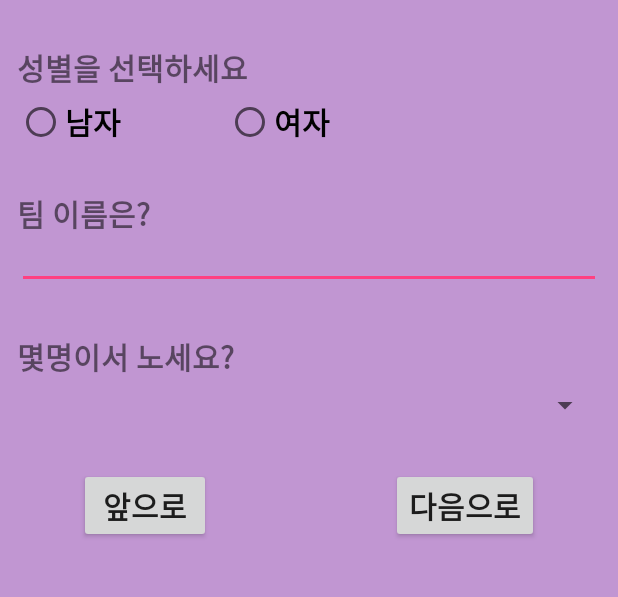
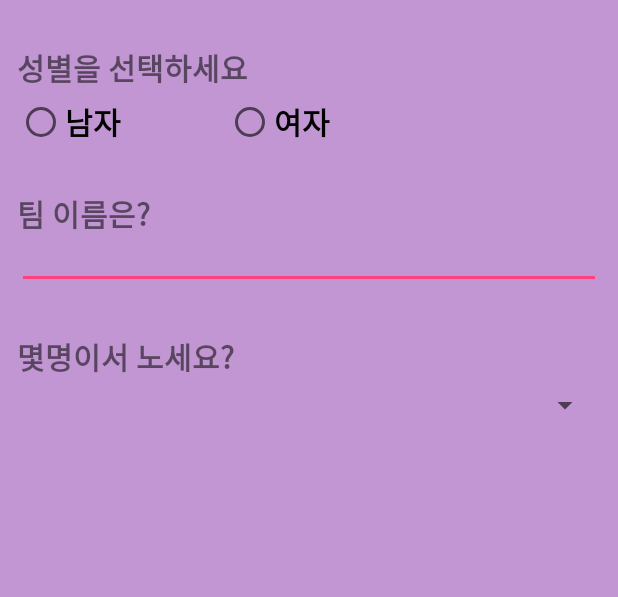
Before and after one commit to ccc625/kgyProduction_firstApp, an Android app: the layout activity_make_team.xml on its own in the app's theme, with its tools: preview values and no code run, on a phone screen of 412 x 824 dp, the part 150-747 px from its top. Run offline under Robolectric (Android 15) with nearby library versions, the phone set to English and light mode, and no system bars.

Commit message:
팀만들기 액티비티 클래스 수정

```diff
--- a/KGY_Product/app/src/main/res/layout/activity_make_team.xml
+++ b/KGY_Product/app/src/main/res/layout/activity_make_team.xml
@@ -10,7 +10,6 @@
     <ImageView
         android:layout_width="match_parent"
         android:layout_height="100dp"
-        android:id="@+id/imageView1"
         android:src="@drawable/mainlogo"/>
 
     <TextView
@@ -54,7 +53,7 @@
         android:layout_marginTop="30dp"/>
 
     <EditText
-        android:id="@+id/EditText"
+        android:id="@+id/txtTeamName"
         android:layout_width="match_parent"
         android:layout_height="30dp"
         android:layout_marginTop="5dp" />
@@ -73,29 +72,4 @@
         android:layout_height="wrap_content"
         android:layout_marginTop="5dp"></Spinner>
 
-    <LinearLayout
-        android:orientation="horizontal"
-        android:layout_marginTop="30dp"
-        android:gravity="center_horizontal"
-        android:layout_width="match_parent"
-        android:layout_height="wrap_content">
-
-        <Button
-            android:id="@+id/btnPrev"
-            android:text="앞으로"
-            android:textSize="20dp"
-            android:textStyle="bold"
-            android:layout_width="wrap_content"
-            android:layout_height="wrap_content" />
-
-        <Button
-            android:id="@+id/btnNext"
-            android:text="다음으로"
-            android:textSize="20dp"
-            android:textStyle="bold"
-            android:layout_width="wrap_content"
-            android:layout_height="wrap_content"
-            android:layout_marginLeft="120dp"/>
-    </LinearLayout>
-
 </LinearLayout>
```
Also changed, not shown: KGY_Product/app/src/main/java/com/example/kgy_product/TeamMakeActivity.java (+68 -0 lines).
